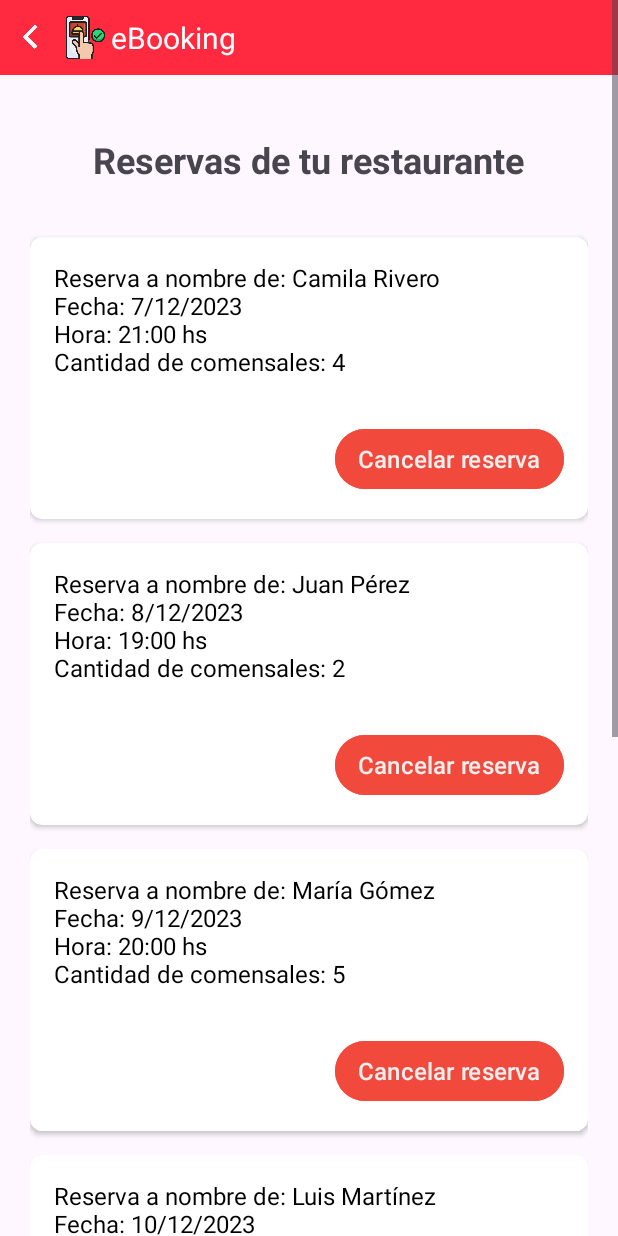
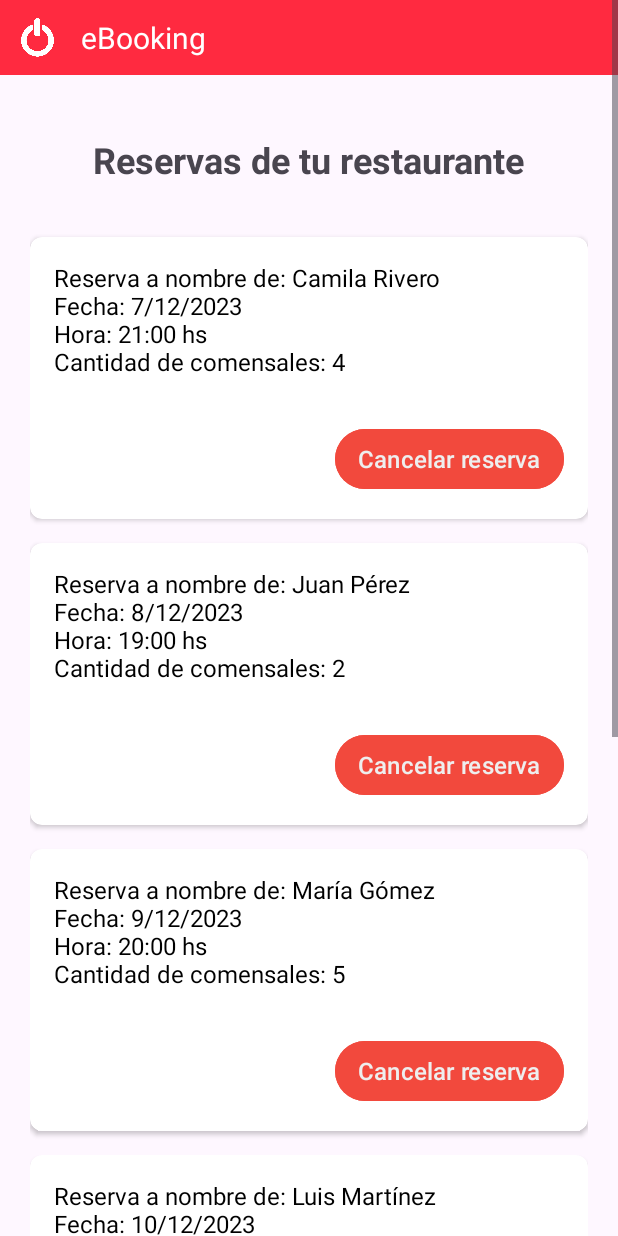
Before and after one commit to camilariverodv/parcial-2-am-acn4av-rivero, an Android app: the BookingActivity screen opened directly, with no data from a screen before it, on a phone screen of 412 x 824 dp. Run offline under Robolectric (Android 15) with nearby library versions, the phone set to English and light mode, and no system bars; our stand-ins replace Firebase (no records; nobody signed in at launch, a user with empty details on screens opened directly).

Commit message:
fix: change button in bookings

```diff
--- a/app/src/main/java/com/example/ebooking/BookingActivity.java
+++ b/app/src/main/java/com/example/ebooking/BookingActivity.java
@@ -54,6 +54,19 @@ public class BookingActivity extends AppCompatActivity {
             bookingTitleTextView.setText("Reservas de tu restaurante");
         }
 
+        ImageView navLogo = findViewById(R.id.navLogo);
+        if (navLogo != null) {
+            navLogo.setImageResource(R.drawable.logout);
+            navLogo.setOnClickListener(new View.OnClickListener() {
+                @Override
+                public void onClick(View v) {
+                    Intent intent = new Intent(BookingActivity.this, MainActivity.class);
+                    startActivity(intent);
+                    finish();
+                }
+            });
+        }
+
         // Simulo reservas
         bookings.add(new Booking("Camila Rivero", "7/12/2023", "21:00 hs", "4"));
         bookings.add(new Booking("Juan Pérez", "8/12/2023", "19:00 hs", "2"));
@@ -90,14 +103,7 @@ public class BookingActivity extends AppCompatActivity {
         }
 
         ImageView backButton = findViewById(R.id.backButton);
-        backButton.setOnClickListener(new View.OnClickListener() {
-            @Override
-            public void onClick(View v) {
-                Intent intent = new Intent(BookingActivity.this, MainActivity.class);
-                startActivity(intent);
-                finish();
-            }
-        });
+        backButton.setVisibility(View.GONE);
     }
 
     private void renderBookings() {
--- a/app/src/main/res/layout/navbar.xml
+++ b/app/src/main/res/layout/navbar.xml
@@ -18,7 +18,8 @@
         android:id="@+id/navLogo"
         android:layout_width="30dp"
         android:layout_height="30dp"
-        android:src="@drawable/logo" />
+        android:src="@drawable/logo"
+        android:layout_marginEnd="12dp"/>
 
     <TextView
         android:id="@+id/navTitle"
```
Also changed, not shown: app/src/main/res/drawable/logout.jpg (added).
